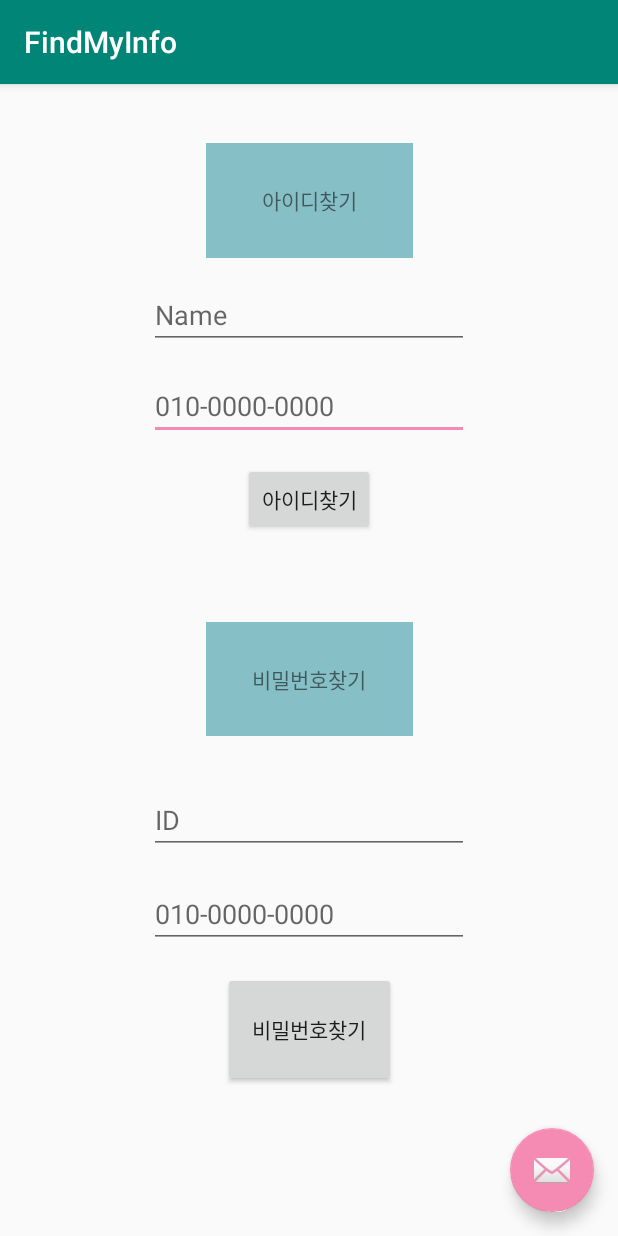
After one commit to alsghwhvhr12/babmukja-and-, an Android app: the FindMyInfo screen opened directly, with no data from a screen before it, on a phone screen of 412 x 824 dp. The commit adds this screen. Run offline under Robolectric (Android 15) with nearby library versions, the phone set to English and light mode, and no system bars.

Commit message:
아이디/비밀번호찾기 UI
아직 개선 필요함

```diff
--- a/app/src/main/AndroidManifest.xml
+++ b/app/src/main/AndroidManifest.xml
@@ -9,7 +9,11 @@
         android:roundIcon="@mipmap/ic_launcher_round"
         android:supportsRtl="true"
         android:theme="@style/AppTheme">
-        <activity android:name=".RegActivity"></activity>
+        <activity
+            android:name=".FindMyInfo"
+            android:label="@string/title_activity_find_my_info"
+            android:theme="@style/AppTheme.NoActionBar"></activity>
+        <activity android:name=".RegActivity" />
         <activity android:name=".MainActivity2" />
         <activity
             android:name=".MainMenuAct"
--- /dev/null
+++ b/app/src/main/java/com/example/samplesenti/FindMyInfo.java
@@ -0,0 +1,61 @@
+package com.example.samplesenti;
+
+import android.content.Intent;
+import android.os.Bundle;
+
+import com.google.android.material.floatingactionbutton.FloatingActionButton;
+import com.google.android.material.snackbar.Snackbar;
+
+import androidx.appcompat.app.AppCompatActivity;
+import androidx.appcompat.widget.Toolbar;
+
+import android.view.View;
+import android.widget.Button;
+import android.widget.EditText;
+
+public class FindMyInfo extends AppCompatActivity {
+
+    @Override
+    protected void onCreate(Bundle savedInstanceState) {
+        super.onCreate(savedInstanceState);
+        setContentView(R.layout.activity_find_my_info);
+        Toolbar toolbar = findViewById(R.id.toolbar);
+        setSupportActionBar(toolbar);
+
+        //선언
+        EditText etId  = (EditText) findViewById(R.id.etId);
+        EditText etName = (EditText) findViewById(R.id.etName);
+        EditText etPhone = (EditText) findViewById(R.id.etPhone);
+        EditText etPhonee = (EditText) findViewById(R.id.etPhonee);
+        Button btnFindId= (Button) findViewById(R.id.btnFindId);
+        Button btnFindPass= (Button) findViewById(R.id.btnFindPass);
+
+
+
+        FloatingActionButton fab = findViewById(R.id.fab);
+        fab.setOnClickListener(new View.OnClickListener() {
+            @Override
+            public void onClick(View view) {
+                Snackbar.make(view, "Replace with your own action", Snackbar.LENGTH_LONG)
+                        .setAction("Action", null).show();
+            }
+        });
+        //아이디찾기
+        btnFindId.setOnClickListener(new View.OnClickListener() {
+            @Override
+            public void onClick(View view) {
+                Intent findIdintent = new Intent(FindMyInfo.this,loginAct.class);
+                FindMyInfo.this.startActivity(findIdintent);
+            }
+        });
+        //비밀번호찾기
+        btnFindId.setOnClickListener(new View.OnClickListener() {
+            @Override
+            public void onClick(View view) {
+                Intent findPassintent = new Intent(FindMyInfo.this,loginAct.class);
+                FindMyInfo.this.startActivity(findPassintent);
+            }
+        });
+    }
+
+}
--- a/app/src/main/java/com/example/samplesenti/RegActivity.java
+++ b/app/src/main/java/com/example/samplesenti/RegActivity.java
@@ -18,12 +18,13 @@
         EditText etId  = (EditText) findViewById(R.id.etId);
         EditText etPassword = (EditText) findViewById(R.id.etPassword);
         EditText etName = (EditText) findViewById(R.id.etName);
+        EditText etPhone = (EditText) findViewById(R.id.etPhone);
         Button btnReg= (Button) findViewById(R.id.btnReg);
 
         btnReg.setOnClickListener(new View.OnClickListener() {
             @Override
             public void onClick(View view) {
-                Intent registerintent = new Intent(RegActivity.this,MainMenuAct.class);
+                Intent registerintent = new Intent(RegActivity.this,loginAct.class);
                 RegActivity.this.startActivity(registerintent);
             }
         });
--- a/app/src/main/java/com/example/samplesenti/loginAct.java
+++ b/app/src/main/java/com/example/samplesenti/loginAct.java
@@ -19,6 +19,7 @@
         EditText etPassword = (EditText) findViewById(R.id.etPassword);
         Button btnReg= (Button) findViewById(R.id.btnReg);
         Button btn_go = (Button) findViewById(R.id.btnLogin);
+        Button btnFind = (Button) findViewById(R.id.btnFind) ;
 
         btn_go.setOnClickListener(
                 new Button.OnClickListener(){
@@ -38,5 +39,13 @@
             }
         });
 
+        btnFind.setOnClickListener(new View.OnClickListener() {
+            @Override
+            public void onClick(View view) {
+                Intent findintent = new Intent(loginAct.this, FindMyInfo.class);
+                loginAct.this.startActivity(findintent);
+            }
+        });
+
     }
 }
--- /dev/null
+++ b/app/src/main/res/layout/activity_find_my_info.xml
@@ -0,0 +1,33 @@
+<?xml version="1.0" encoding="utf-8"?>
+<androidx.coordinatorlayout.widget.CoordinatorLayout xmlns:android="http://schemas.android.com/apk/res/android"
+    xmlns:app="http://schemas.android.com/apk/res-auto"
+    xmlns:tools="http://schemas.android.com/tools"
+    android:layout_width="match_parent"
+    android:layout_height="match_parent"
+    tools:context=".FindMyInfo">
+
+    <com.google.android.material.appbar.AppBarLayout
+        android:layout_width="match_parent"
+        android:layout_height="wrap_content"
+        android:theme="@style/AppTheme.AppBarOverlay">
+
+        <androidx.appcompat.widget.Toolbar
+            android:id="@+id/toolbar"
+            android:layout_width="match_parent"
+            android:layout_height="?attr/actionBarSize"
+            android:background="?attr/colorPrimary"
+            app:popupTheme="@style/AppTheme.PopupOverlay" />
+
+    </com.google.android.material.appbar.AppBarLayout>
+
+    <com.google.android.material.floatingactionbutton.FloatingActionButton
+        android:id="@+id/fab"
+        android:layout_width="wrap_content"
+        android:layout_height="wrap_content"
+        android:layout_gravity="bottom|end"
+        android:layout_margin="@dimen/fab_margin"
+        app:srcCompat="@android:drawable/ic_dialog_email" />
+
+    <include layout="@layout/content_find_my_info" />
+
+</androidx.coordinatorlayout.widget.CoordinatorLayout>
--- a/app/src/main/res/layout/activity_reg.xml
+++ b/app/src/main/res/layout/activity_reg.xml
@@ -5,31 +5,6 @@
     android:layout_width="match_parent"
     android:layout_height="match_parent"
     tools:context=".RegActivity">
-
-    <EditText
-        android:id="@+id/etId"
-        android:layout_width="wrap_content"
-        android:layout_height="wrap_content"
-        android:layout_marginTop="83dp"
-        android:ems="10"
-        android:hint="ID"
-        android:inputType="textPersonName"
-        app:layout_constraintEnd_toEndOf="@+id/etPassword"
-        app:layout_constraintStart_toStartOf="@+id/etPassword"
-        app:layout_constraintTop_toTopOf="parent"
-        android:autofillHints="" />
-
-    <EditText
-        android:id="@+id/etPassword"
-        android:layout_width="wrap_content"
-        android:layout_height="wrap_content"
-        android:layout_marginTop="92dp"
-        android:ems="10"
-        android:hint="Password"
-        android:inputType="textPassword"
-        app:layout_constraintEnd_toEndOf="@+id/etName"
-        app:layout_constraintStart_toStartOf="@+id/etName"
-        app:layout_constraintTop_toBottomOf="@+id/etId" />
 
     <Button
         android:id="@+id/btnReg"
@@ -42,14 +17,48 @@
         app:layout_constraintStart_toStartOf="parent" />
 
     <EditText
+        android:id="@+id/etPassword"
+        android:layout_width="wrap_content"
+        android:layout_height="wrap_content"
+        android:ems="10"
+        android:hint="Password"
+        android:inputType="textPassword"
+        app:layout_constraintEnd_toEndOf="@+id/etName"
+        app:layout_constraintHorizontal_bias="0.0"
+        app:layout_constraintStart_toStartOf="@+id/etName"
+        app:layout_constraintTop_toBottomOf="@+id/etId" />
+
+    <EditText
+        android:id="@+id/etId"
+        android:layout_width="wrap_content"
+        android:layout_height="wrap_content"
+        android:layout_marginTop="83dp"
+        android:autofillHints=""
+        android:ems="10"
+        android:hint="ID"
+        android:inputType="textPersonName"
+        app:layout_constraintEnd_toEndOf="@+id/etPassword"
+        app:layout_constraintStart_toStartOf="@+id/etPassword"
+        app:layout_constraintTop_toTopOf="parent" />
+
+    <EditText
         android:id="@+id/etName"
         android:layout_width="wrap_content"
         android:layout_height="wrap_content"
-        android:layout_marginStart="86dp"
-        android:layout_marginTop="120dp"
+        android:layout_marginStart="84dp"
         android:ems="10"
         android:hint="Name"
         android:inputType="textPersonName"
         app:layout_constraintStart_toStartOf="parent"
         app:layout_constraintTop_toBottomOf="@+id/etPassword" />
+
+    <EditText
+        android:id="@+id/etPhone"
+        android:layout_width="wrap_content"
+        android:layout_height="wrap_content"
+        android:ems="10"
+        android:hint="010-xxxx-xxxx"
+        android:inputType="textPersonName"
+        app:layout_constraintStart_toStartOf="@+id/etName"
+        app:layout_constraintTop_toBottomOf="@+id/etName" />
 </androidx.constraintlayout.widget.ConstraintLayout>
--- /dev/null
+++ b/app/src/main/res/layout/content_find_my_info.xml
@@ -0,0 +1,111 @@
+<?xml version="1.0" encoding="utf-8"?>
+<androidx.constraintlayout.widget.ConstraintLayout xmlns:android="http://schemas.android.com/apk/res/android"
+    xmlns:app="http://schemas.android.com/apk/res-auto"
+    xmlns:tools="http://schemas.android.com/tools"
+    android:layout_width="match_parent"
+    android:layout_height="match_parent"
+    app:layout_behavior="@string/appbar_scrolling_view_behavior"
+    tools:context=".FindMyInfo"
+    tools:showIn="@layout/activity_find_my_info">
+
+    <Button
+        android:id="@+id/btnFindId"
+        android:layout_width="wrap_content"
+        android:layout_height="wrap_content"
+        android:layout_marginBottom="58dp"
+        android:text="아이디찾기"
+        app:layout_constraintBottom_toTopOf="@+id/tvFindPass"
+        app:layout_constraintEnd_toEndOf="parent"
+        app:layout_constraintStart_toStartOf="parent"
+        app:layout_constraintTop_toBottomOf="@+id/etPhone" />
+
+    <Button
+        android:id="@+id/btnFindPass"
+        android:layout_width="115dp"
+        android:layout_height="0dp"
+        android:layout_marginBottom="99dp"
+        android:gravity="center"
+        android:text="비밀번호찾기"
+        app:layout_constraintBottom_toBottomOf="parent"
+        app:layout_constraintEnd_toEndOf="@+id/etPhonee"
+        app:layout_constraintStart_toStartOf="@+id/etPhonee"
+        app:layout_constraintTop_toBottomOf="@+id/etPhonee" />
+
+    <EditText
+        android:id="@+id/etPhone"
+        android:layout_width="wrap_content"
+        android:layout_height="wrap_content"
+        android:layout_marginBottom="15dp"
+        android:ems="10"
+        android:hint="010-0000-0000"
+        android:inputType="textPersonName"
+        app:layout_constraintBottom_toTopOf="@+id/btnFindId"
+        app:layout_constraintStart_toStartOf="@+id/etName"
+        app:layout_constraintTop_toBottomOf="@+id/etName" />
+
+    <EditText
+        android:id="@+id/etName"
+        android:layout_width="wrap_content"
+        android:layout_height="wrap_content"
+        android:layout_marginBottom="15dp"
+        android:ems="10"
+        android:hint="Name"
+        android:inputType="textPersonName"
+        app:layout_constraintBottom_toTopOf="@+id/etPhone"
+        app:layout_constraintEnd_toEndOf="parent"
+        app:layout_constraintStart_toStartOf="parent"
+        app:layout_constraintTop_toBottomOf="@+id/tvFindId" />
+
+    <EditText
+        android:id="@+id/etId"
+        android:layout_width="wrap_content"
+        android:layout_height="wrap_content"
+        android:layout_marginBottom="17dp"
+        android:ems="10"
+        android:hint="ID"
+        android:inputType="textPersonName"
+        app:layout_constraintBottom_toTopOf="@+id/etPhonee"
+        app:layout_constraintEnd_toEndOf="parent"
+        app:layout_constraintStart_toStartOf="parent"
+        app:layout_constraintTop_toBottomOf="@+id/tvFindPass" />
+
+    <EditText
+        android:id="@+id/etPhonee"
+        android:layout_width="wrap_content"
+        android:layout_height="wrap_content"
+        android:layout_marginBottom="16dp"
+        android:ems="10"
+        android:hint="010-0000-0000"
+        android:inputType="textPersonName"
+        app:layout_constraintBottom_toTopOf="@+id/btnFindPass"
+        app:layout_constraintStart_toStartOf="@+id/etId"
+        app:layout_constraintTop_toBottomOf="@+id/etId" />
+
+    <TextView
+        android:id="@+id/tvFindPass"
+        android:layout_width="138dp"
+        android:layout_height="0dp"
+        android:layout_marginBottom="33dp"
+        android:background="#87BFC7"
+        android:gravity="center"
+        android:text="비밀번호찾기"
+        app:layout_constraintBottom_toTopOf="@+id/etId"
+        app:layout_constraintEnd_toEndOf="parent"
+        app:layout_constraintStart_toStartOf="parent"
+        app:layout_constraintTop_toBottomOf="@+id/btnFindId" />
+
+    <TextView
+        android:id="@+id/tvFindId"
+        android:layout_width="138dp"
+        android:layout_height="0dp"
+        android:layout_marginTop="39dp"
+        android:layout_marginBottom="15dp"
+        android:background="#87BFC7"
+        android:gravity="center"
+        android:text="아이디찾기"
+        app:layout_constraintBottom_toTopOf="@+id/etName"
+        app:layout_constraintEnd_toEndOf="parent"
+        app:layout_constraintStart_toStartOf="parent"
+        app:layout_constraintTop_toTopOf="parent" />
+
+</androidx.constraintlayout.widget.ConstraintLayout>
--- a/app/src/main/res/values/dimens.xml
+++ b/app/src/main/res/values/dimens.xml
@@ -2,4 +2,5 @@
     <!-- Default screen margins, per the Android Design guidelines. -->
     <dimen name="activity_horizontal_margin">16dp</dimen>
     <dimen name="activity_vertical_margin">16dp</dimen>
+    <dimen name="fab_margin">16dp</dimen>
 </resources>
--- a/app/src/main/res/values/strings.xml
+++ b/app/src/main/res/values/strings.xml
@@ -7,4 +7,5 @@
 
     <!-- TODO: Remove or change this placeholder text -->
     <string name="hello_blank_fragment">Hello blank fragment</string>
+    <string name="title_activity_find_my_info">FindMyInfo</string>
 </resources>
--- a/app/src/main/res/values/styles.xml
+++ b/app/src/main/res/values/styles.xml
@@ -8,4 +8,13 @@
         <item name="colorAccent">@color/colorAccent</item>
     </style>
 
+    <style name="AppTheme.NoActionBar">
+        <item name="windowActionBar">false</item>
+        <item name="windowNoTitle">true</item>
+    </style>
+
+    <style name="AppTheme.AppBarOverlay" parent="ThemeOverlay.AppCompat.Dark.ActionBar" />
+
+    <style name="AppTheme.PopupOverlay" parent="ThemeOverlay.AppCompat.Light" />
+
 </resources>
--- a/build.gradle
+++ b/build.gradle
@@ -7,7 +7,7 @@
 
     }
     dependencies {
-        classpath 'com.android.tools.build:gradle:3.4.2'
+        classpath 'com.android.tools.build:gradle:3.5.0'
 
         // NOTE: Do not place your application dependencies here; they belong
         // in the individual module build.gradle files
```
Also changed, not shown: gradle/wrapper/gradle-wrapper.properties.
